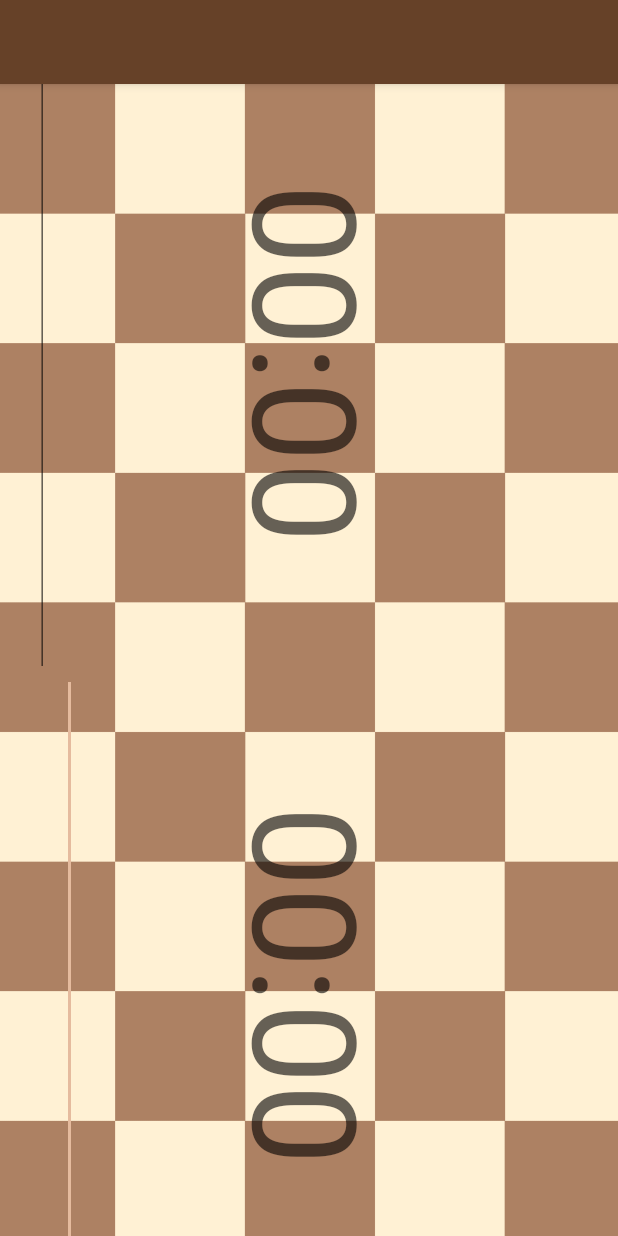
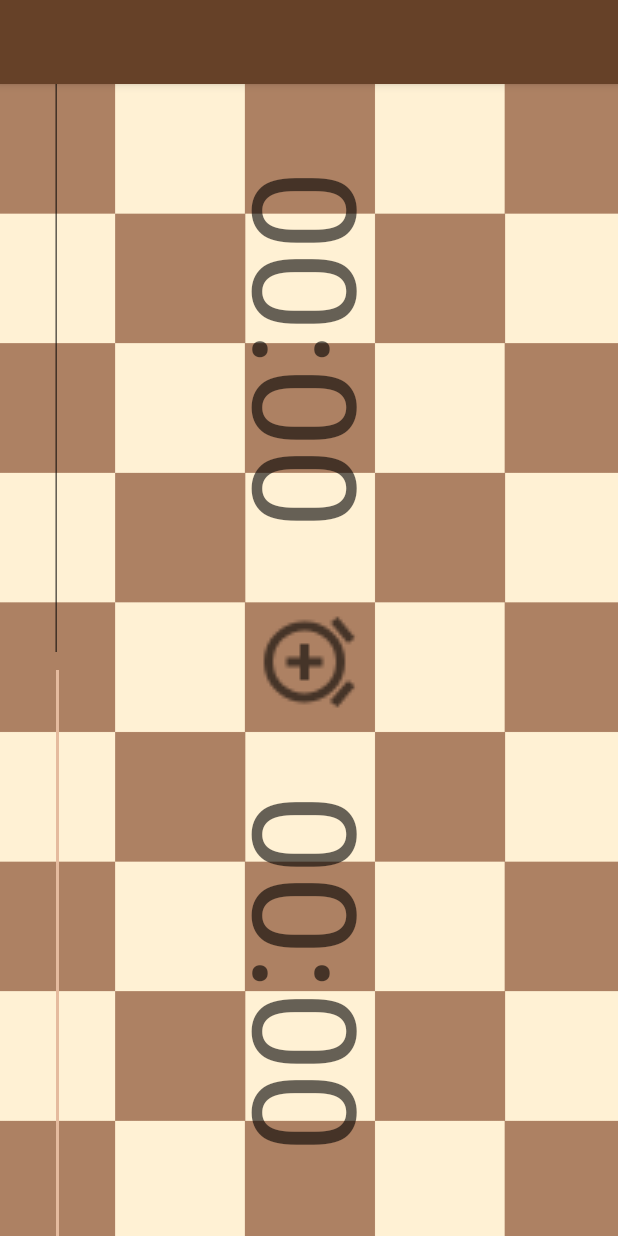
Before and after one commit to MunhozSilva/ChessClock, an Android app: the screen it shows after launch (MainActivity), on a phone screen of 412 x 824 dp. Run offline under Robolectric (Android 15) with nearby library versions, the phone set to English and light mode, and no system bars.

Commit message:
Portuguese language and configuration_button.xml added

```diff
--- /dev/null
+++ b/app/src/main/res/drawable/configuration_button.xml
@@ -0,0 +1,10 @@
+<vector xmlns:android="http://schemas.android.com/apk/res/android"
+    android:width="24dp"
+    android:height="24dp"
+    android:viewportWidth="24"
+    android:viewportHeight="24"
+    android:tint="?attr/colorControlNormal">
+  <path
+      android:fillColor="@android:color/white"
+      android:pathData="M7.88,3.39L6.6,1.86 2,5.71l1.29,1.53 4.59,-3.85zM22,5.72l-4.6,-3.86 -1.29,1.53 4.6,3.86L22,5.72zM12,4c-4.97,0 -9,4.03 -9,9s4.02,9 9,9c4.97,0 9,-4.03 9,-9s-4.03,-9 -9,-9zM12,20c-3.87,0 -7,-3.13 -7,-7s3.13,-7 7,-7 7,3.13 7,7 -3.13,7 -7,7zM13,9h-2v3L8,12v2h3v3h2v-3h3v-2h-3L13,9z"/>
+</vector>
--- a/app/src/main/res/layout/activity_main.xml
+++ b/app/src/main/res/layout/activity_main.xml
@@ -24,14 +24,14 @@
         android:layout_width="wrap_content"
         android:layout_height="wrap_content"
         android:orientation="horizontal"
-        app:layout_constraintGuide_end="396dp" />
+        app:layout_constraintGuide_percent="0.45964432" />
 
     <androidx.constraintlayout.widget.Guideline
         android:id="@+id/guideline3"
         android:layout_width="wrap_content"
         android:layout_height="wrap_content"
         android:orientation="horizontal"
-        app:layout_constraintGuide_end="335dp" />
+        app:layout_constraintGuide_percent="0.54309165" />
 
     <EditText
         android:id="@+id/editTextTime"
@@ -42,6 +42,7 @@
         android:inputType="time"
         android:rotation="90"
         android:textAlignment="center"
+        style="@style/clockTextColor"
         android:textSize="96sp"
         app:layout_constraintBottom_toBottomOf="parent"
         app:layout_constraintEnd_toEndOf="parent"
@@ -49,6 +50,7 @@
         app:layout_constraintStart_toStartOf="parent"
         app:layout_constraintTop_toTopOf="@+id/guideline3"
         app:layout_constraintVertical_bias="0.0" />
+
 
     <EditText
         android:id="@+id/editTextTime3"
@@ -59,7 +61,7 @@
         android:inputType="time"
         android:rotation="90"
         android:textAlignment="center"
-        android:textColor="#000000"
+        style="@style/clockTextColor"
         android:textSize="96sp"
         app:layout_constraintBottom_toTopOf="@+id/guideline2"
         app:layout_constraintEnd_toEndOf="parent"
@@ -68,4 +70,19 @@
         app:layout_constraintTop_toTopOf="parent"
         app:layout_constraintVertical_bias="0.0" />
 
+    <ImageButton
+        android:id="@+id/configurationButton"
+        android:layout_width="wrap_content"
+        android:layout_height="wrap_content"
+        android:background="#00FFFFFF"
+        android:importantForAccessibility="yes"
+        android:rotation="90"
+        android:scaleX="3"
+        android:scaleY="3"
+        app:layout_constraintBottom_toTopOf="@+id/guideline3"
+        app:layout_constraintEnd_toEndOf="@+id/imageView2"
+        app:layout_constraintStart_toStartOf="@+id/imageView2"
+        app:layout_constraintTop_toTopOf="@+id/guideline2"
+        app:srcCompat="@drawable/configuration_button" />
+
 </androidx.constraintlayout.widget.ConstraintLayout>
--- /dev/null
+++ b/app/src/main/res/values/styles.xml
@@ -0,0 +1,7 @@
+<?xml version="1.0" encoding="utf-8"?>
+<resources>
+    <style name="clockTextColor">
+        <item name="android:textColor">@color/black</item>
+    </style>
+
+</resources>
```
Also changed, not shown: 1 other file.
